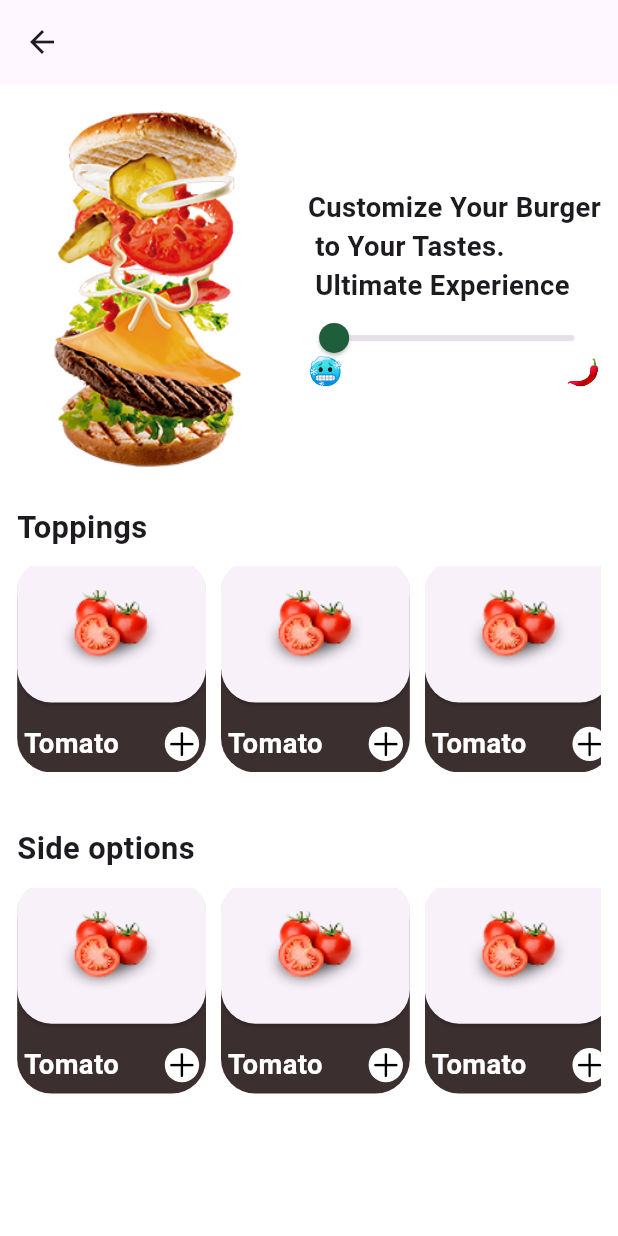
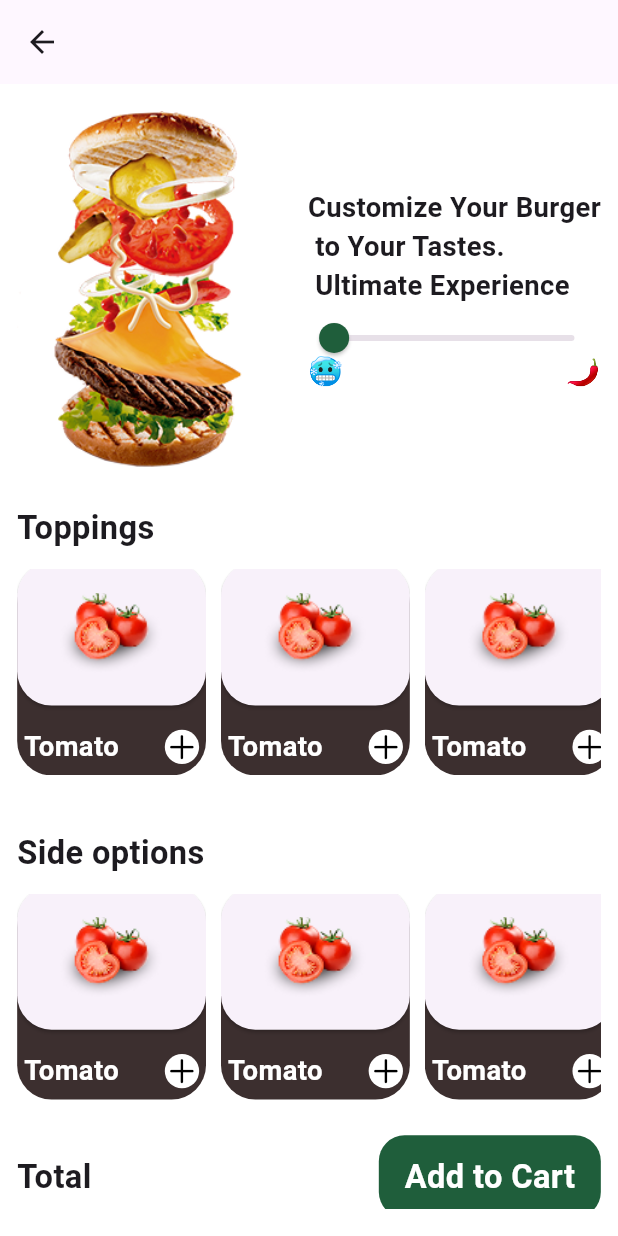
Before and after one commit to EngAhmed20/hungry, a Flutter app: the ProductDetailsView screen opened by its route, on a phone screen of 412 x 824 dp. Run offline on Flutter 3.47's test engine with Material 3 defaults, Android fonts, the phone set to English and light mode, and no system bars; our stand-ins replace flutter_screenutil, flutter_svg, gap.

Commit message:
product details ui

```diff
--- a/lib/features/auth/view/login.dart
+++ b/lib/features/auth/view/login.dart
@@ -6,7 +6,7 @@ import 'package:hungry/core/constants/app_colors.dart';
 import 'package:hungry/features/auth/view/sign_up.dart';
 import 'package:hungry/features/auth/view/widgets/have_not_acc.dart';
 import 'package:hungry/root.dart';
-import 'package:hungry/shared/custom_button.dart';
+import 'package:hungry/shared/custom_auth_button.dart';
 import 'package:hungry/shared/custom_snack_bar.dart';
 import 'package:hungry/shared/custom_text.dart';
 import '../../../core/constants/app_text_style.dart';
@@ -48,7 +48,7 @@ class LoginView extends StatelessWidget {
                 ),
                 Gap(20.h),
 
-                CustomButton(text: 'Login', onTap: (){
+                CustomAuthButton(text: 'Login', onTap: (){
                   if(_formKey.currentState!.validate()){
                     customSnackBar(context: context, msg: 'Welcome back! You’re logged in',);
                     Navigator.pushNamedAndRemoveUntil(context,Root.routeName, (route) => false);
--- a/lib/features/auth/view/sign_up.dart
+++ b/lib/features/auth/view/sign_up.dart
@@ -5,7 +5,7 @@ import 'package:gap/gap.dart';
 import 'package:hungry/core/constants/app_colors.dart';
 import 'package:hungry/features/auth/view/widgets/have_not_acc.dart';
 import '../../../generated/assets.dart';
-import '../../../shared/custom_button.dart';
+import '../../../shared/custom_auth_button.dart';
 import '../../../shared/text_form_filed.dart';
 
 class SignUpView extends StatelessWidget {
@@ -42,7 +42,7 @@ class SignUpView extends StatelessWidget {
                 CustomTextFormFiled(hintText: 'Confirm Password',controller: confirmPasswordController,isPass: true,passwordController: passwordController,),
                 Gap(30.h),
 
-                CustomButton(
+                CustomAuthButton(
                   text: 'Sign Up',
                   onTap: (){
                     if(_formKey.currentState!.validate()){
--- a/lib/features/product/view/product_details_view.dart
+++ b/lib/features/product/view/product_details_view.dart
@@ -5,6 +5,7 @@ import 'package:gap/gap.dart';
 import 'package:hungry/core/constants/app_dimens.dart';
 import 'package:hungry/core/constants/app_text_style.dart';
 import 'package:hungry/shared/custom_text.dart';
+import '../../../shared/custom_button.dart';
 import '../widgets/spicy_widget.dart';
 import '../widgets/toppings_options_card.dart';
 
@@ -26,6 +27,7 @@ class _ProductDetailsViewState extends State<ProductDetailsView> {
       appBar: AppBar(),
       body:  Padding(
         padding: AppDimens.scrPadding(),
+        child: SingleChildScrollView(
           child: Column(
             crossAxisAlignment: CrossAxisAlignment.start,
             children: [
@@ -38,18 +40,35 @@ class _ProductDetailsViewState extends State<ProductDetailsView> {
               },
               ),
               Gap(20.h),
-            CustomText(text: 'Toppings', textStyle: textStyle.bold18),
+              CustomText(text: 'Toppings', textStyle: textStyle.bold19),
               Gap(10.h),
               ToppingsAndOptionsCard(),
               Gap(30.h),
-            Text('Side options',style: textStyle.bold18,),
+              Text('Side options',style: textStyle.bold19,),
               Gap(10.h),
               ToppingsAndOptionsCard(),
+              Gap(20.h),
+              Column(
+                crossAxisAlignment: CrossAxisAlignment.start,
+                children: [
+                  Row(
+                    mainAxisAlignment: MainAxisAlignment.spaceBetween,
+                    children: [
+                      CustomText(text: 'Total', textStyle: textStyle.bold19),
+                      customButton(text: 'Add to Cart', onTap: (){}),
+                    ],
+                  ),
+                  CustomText(text: '\$99.5', textStyle: textStyle.bold19),
 
+                ],
+              ),
+              Gap(20.h),
 
             ],
           ),
         ),
+      ),
     );
   }
+
 }
--- a/lib/shared/custom_button.dart
+++ b/lib/shared/custom_button.dart
@@ -5,29 +5,24 @@ import '../core/constants/app_colors.dart';
 import '../core/constants/app_text_style.dart';
 import 'custom_text.dart';
 
-class CustomButton extends StatelessWidget {
-  const CustomButton({
-    super.key, this.onTap, required this.text,
-  }) ;
-  final void Function()? onTap;
-  final String text;
-
-
-  @override
-  Widget build(BuildContext context) {
+GestureDetector customButton({
+  void Function()? onTap,
+  required String text,
+}) {
   return GestureDetector(
     onTap:onTap,
     child: Container(
-        height: 50.h,
-        width: double.infinity,
+      padding: EdgeInsets.symmetric(
+        horizontal: 15.w,
+        vertical: 10.h,
+      ),
       decoration: BoxDecoration(
-          color: Colors.white,
-          borderRadius: BorderRadius.circular(10.r),
+        color: AppColors.primaryColor,
+        borderRadius: BorderRadius.circular(15.r),
       ),
-        child: Center(
-          child: CustomText(text: text, textStyle: textStyle.bold19.copyWith(color: AppColors.primaryColor)),
+      child: CustomText(text:text,
+        textStyle: textStyle.bold19.copyWith(color: Colors.white),
       ),
     ),
   );
 }
-}
```
Also changed, not shown: lib/shared/custom_auth_button.dart (added, +33 -0 lines). Lines whose indentation alone changed are shown as unchanged.
